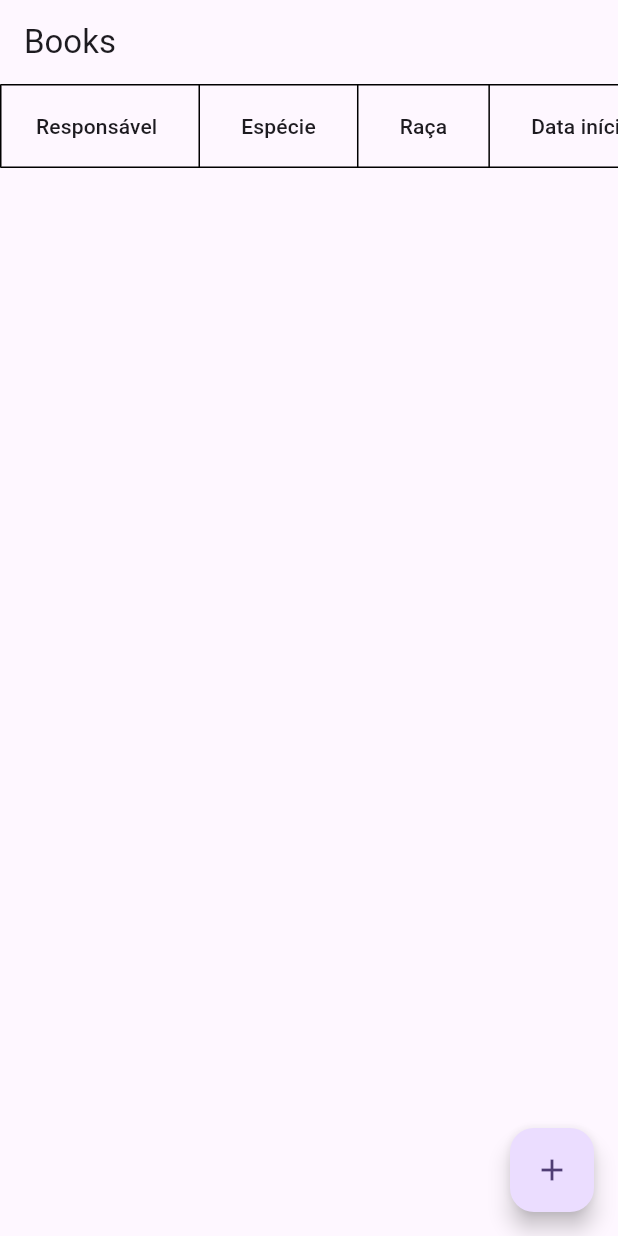
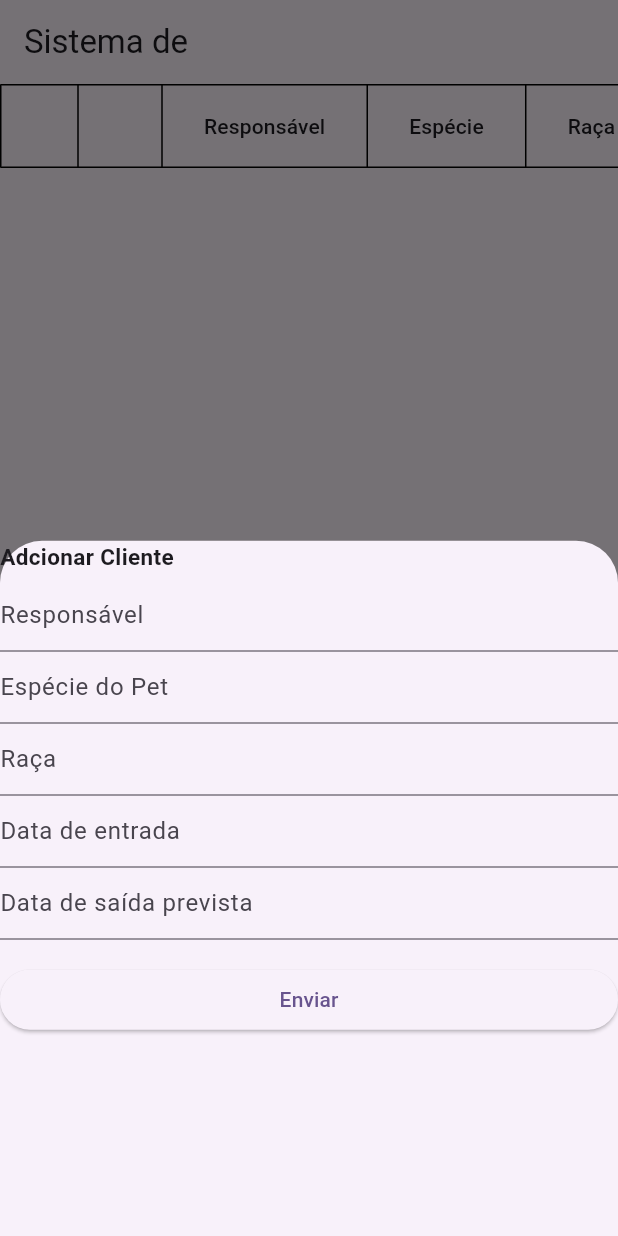
Before and after one commit to Pedro-Resende-VEVO/Sistema_Pets_Pluritech, a Flutter app: the screen it shows after launch, after a tap on the "add" icon, on a phone screen of 412 x 824 dp. Run offline on Flutter 3.47's test engine with Material 3 defaults, Android fonts, the phone set to English and light mode, and no system bars; network calls fail.

Commit message:
modalForm

```diff
--- a/lib/app.dart
+++ b/lib/app.dart
@@ -1,8 +1,8 @@
-import 'dart:io';
-
 import 'package:http/http.dart' as http;
 import 'package:flutter/material.dart';
 import 'dart:convert';
+
+import 'package:teste/form_modal.dart';
 
 class App extends StatefulWidget {
   const App({super.key});
@@ -25,20 +25,46 @@ class _AppState extends State<App> {
       Uri.parse('http://192.168.0.121:3000/api'),
     );
     final List<dynamic> decodeJson = jsonDecode(response.body);
+    List<Map<String, dynamic>> tempData = (decodeJson)
+        .map((item) => item as Map<String, dynamic>)
+        .toList();
+
+    tempData.forEach((element) {
+      element['edit_btn'] = ElevatedButton(
+        onPressed: () => {},
+        child: Icon(Icons.edit),
+      );
+
+      element['delete_btn'] = ElevatedButton(
+        onPressed: () => {},
+        child: Icon(Icons.delete),
+      );
+    });
+
     setState(() {
-      data = (decodeJson).map((item) => item as Map<String, dynamic>).toList();
+      data = tempData;
     });
   }
+
+  void createItem(data) async {
+    http.Response response = await http.post(
+      Uri.parse('http://192.168.0.121:3000/api'),
+    );
+  }
+
+  void editItem(id) {}
 
   @override
   Widget build(BuildContext context) {
     return Scaffold(
-      appBar: AppBar(title: Text('Books')),
+      appBar: AppBar(title: Text('Sistema de')),
       body: SingleChildScrollView(
         scrollDirection: Axis.horizontal,
         child: DataTable(
           border: TableBorder.all(),
           columns: const [
+            DataColumn(label: Text('')),
+            DataColumn(label: Text('')),
             DataColumn(label: Text('Responsável')),
             DataColumn(label: Text('Espécie')),
             DataColumn(label: Text('Raça')),
@@ -48,6 +74,8 @@ class _AppState extends State<App> {
           rows: data.map((item) {
             return DataRow(
               cells: [
+                DataCell(item['delete_btn']),
+                DataCell(item['edit_btn']),
                 DataCell(Text('${item['tutor']}')),
                 DataCell(Text('${item['species']}')),
                 DataCell(Text('${item['race']}')),
@@ -58,17 +86,14 @@ class _AppState extends State<App> {
           }).toList(),
         ),
       ),
-      // body: ListView.builder(
-      //   itemCount: _books.length,
-      //   itemBuilder: (BuildContext context, int index) {
-      //     return ListTile(
-      //       title: Text(_books[index].title),
-      //       subtitle: Text(_books[index].author),
-      //     );
-      //   },
-      // ),
       floatingActionButton: FloatingActionButton(
-        onPressed: () => {},
+        onPressed: () {
+          showModalBottomSheet(
+            context: context,
+            builder: (ctx) =>
+                FormModal(titleText: 'Adcionar Cliente', func: createItem),
+          );
+        },
         tooltip: 'Increment',
         child: const Icon(Icons.add),
       ), //
--- /dev/null
+++ b/lib/form_modal.dart
@@ -0,0 +1,89 @@
+import 'package:flutter/material.dart';
+
+class FormModal extends StatefulWidget {
+  final String titleText;
+  final Function func;
+
+  FormModal({Key? key, required this.titleText, required this.func})
+    : super(key: key);
+
+  @override
+  State<StatefulWidget> createState() => _FormModalState();
+}
+
+class _FormModalState extends State<FormModal> {
+  final GlobalKey<FormState> _formKey = GlobalKey<FormState>();
+
+  @override
+  Widget build(BuildContext context) {
+    return Container(
+      width: double.infinity,
+      child: Form(
+        key: _formKey,
+        child: Column(
+          crossAxisAlignment: CrossAxisAlignment.start,
+          children: <Widget>[
+            Text(
+              widget.titleText,
+              style: TextStyle(fontWeight: FontWeight.bold, fontSize: 15),
+            ),
+            const SizedBox(height: 5),
+            TextFormField(
+              decoration: const InputDecoration(hintText: 'Responsável'),
+              validator: (String? value) {
+                if (value == null || value.isEmpty) {
+                  return 'Favor inserir algum texto';
+                }
+                return null;
+              },
+            ),
+            TextFormField(
+              decoration: const InputDecoration(hintText: 'Espécie do Pet'),
+              validator: (String? value) {
+                if (value == null || value.isEmpty) {
+                  return 'Favor inserir algum texto';
+                }
+                return null;
+              },
+            ),
+            TextFormField(
+              decoration: const InputDecoration(hintText: 'Raça'),
+              validator: (String? value) {
+                if (value == null || value.isEmpty) {
+                  return 'Favor inserir algum texto';
+                }
+                return null;
+              },
+            ),
+            TextFormField(
+              decoration: const InputDecoration(hintText: 'Data de entrada'),
+              validator: (String? value) {
+                if (value == null || value.isEmpty) {
+                  return 'Favor inserir algum texto';
+                }
+                return null;
+              },
+            ),
+            TextFormField(
+              decoration: const InputDecoration(
+                hintText: 'Data de saída prevista',
+              ),
+            ),
+            Container(
+              padding: const EdgeInsets.symmetric(vertical: 16.0),
+              width: double.infinity,
+              child: ElevatedButton(
+                onPressed: () {
+                  if (_formKey.currentState!.validate()) {
+                    widget.func();
+                  }
+                },
+                child: const Text('Enviar'),
+              ),
+            ),
+          ],
+        ),
+      ),
+    );
+  }
+}
```
